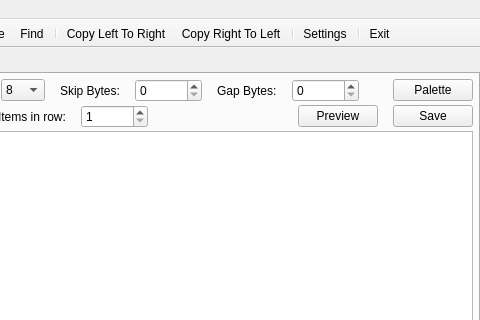
greyswandir007/StructureHexEditor, file hexeditorwindow.ui: the form before one commit; both pictures show x 434 to 914 and y 0 to 320 of the 914 by 611 pixel window.
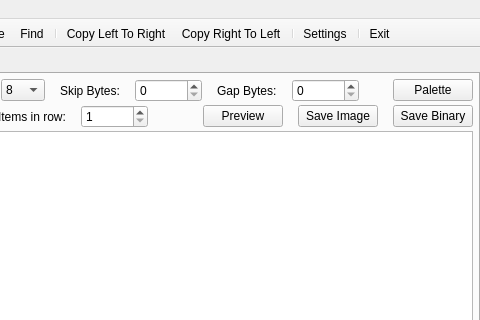
The form after the commit. The open tabs and pages were chosen to show the change. Icons and pictures are not drawn. Custom widgets are drawn as their Qt base class.

```diff
--- a/hexeditorwindow.ui
+++ b/hexeditorwindow.ui
@@ -495,7 +495,14 @@
           <item>
            <widget class="QPushButton" name="imageSaveButton">
             <property name="text">
-             <string>Save</string>
+             <string>Save Image</string>
+            </property>
+           </widget>
+          </item>
+          <item>
+           <widget class="QPushButton" name="imageSaveRawButton">
+            <property name="text">
+             <string>Save Binary</string>
             </property>
            </widget>
           </item>
```
Left out of the diff: 15 changed lines with no effect on the pictures.
